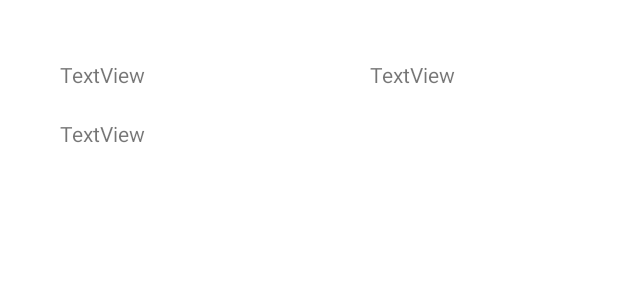
After one commit to MurtazaPakawala/CryptoTracker, an Android app: the layout crypto_item.xml on its own in the app's theme, with its tools: preview values and no code run, on a phone screen of 412 x 824 dp. The commit adds this screen. Shown: the top 300 px of the screen. Run offline under Robolectric (Android 15) with nearby library versions, the light colour scheme and no system bars.

Commit message:
all results correctly shown in the recycler view

```diff
--- a/app/build.gradle
+++ b/app/build.gradle
@@ -1,6 +1,7 @@
 plugins {
     id 'com.android.application'
     id 'org.jetbrains.kotlin.android'
+    id 'kotlin-android-extensions'
 }
 
 android {
--- a/app/src/main/java/com/example/cryptotracker/TrackerSearchResult.kt
+++ b/app/src/main/java/com/example/cryptotracker/TrackerSearchResult.kt
@@ -3,10 +3,10 @@ package com.example.cryptotracker
 import com.google.gson.annotations.SerializedName
 
 data class CryptoResult(
-    @SerializedName("data") val cryptos : List<Crpto>
+    @SerializedName("data") val cryptos : List<Crypto>
 )
 
-data class Crpto (
+data class Crypto (
 
     val name : String,
     val symbol : String,
--- /dev/null
+++ b/app/src/main/res/layout/crypto_item.xml
@@ -0,0 +1,35 @@
+<?xml version="1.0" encoding="utf-8"?>
+<androidx.constraintlayout.widget.ConstraintLayout xmlns:android="http://schemas.android.com/apk/res/android"
+    xmlns:app="http://schemas.android.com/apk/res-auto"
+    xmlns:tools="http://schemas.android.com/tools"
+    android:layout_width="match_parent"
+    android:layout_height="wrap_content">
+
+    <TextView
+        android:id="@+id/tvSymbol"
+        android:layout_width="wrap_content"
+        android:layout_height="wrap_content"
+        android:layout_marginStart="40dp"
+        android:layout_marginTop="40dp"
+        android:text="TextView"
+        app:layout_constraintStart_toStartOf="parent"
+        app:layout_constraintTop_toTopOf="parent" />
+
+    <TextView
+        android:id="@+id/tvName"
+        android:layout_width="wrap_content"
+        android:layout_height="wrap_content"
+        android:layout_marginTop="20dp"
+        android:text="TextView"
+        app:layout_constraintStart_toStartOf="@+id/tvSymbol"
+        app:layout_constraintTop_toBottomOf="@+id/tvSymbol" />
+
+    <TextView
+        android:id="@+id/tvPrice"
+        android:layout_width="wrap_content"
+        android:layout_height="wrap_content"
+        android:layout_marginStart="150dp"
+        android:text="TextView"
+        app:layout_constraintStart_toEndOf="@+id/tvSymbol"
+        app:layout_constraintTop_toTopOf="@+id/tvSymbol" />
+</androidx.constraintlayout.widget.ConstraintLayout>
```
Also changed, not shown: app/src/main/java/com/example/cryptotracker/CryptoAdapter.kt (added, +34 -0 lines), app/src/main/java/com/example/cryptotracker/MainActivity.kt (+24 -1 lines), app/src/main/res/layout/activity_main.xml (+6 -9 lines).
